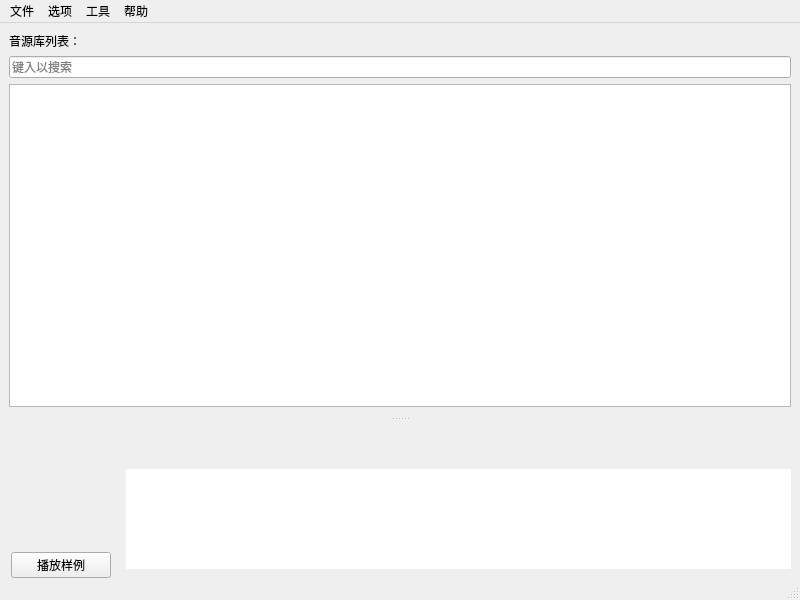
First picture: the form in VoiceBankUtils/voicebankmanagerwindow.ui, repository shine5402/VoicebankManager, before the edit.
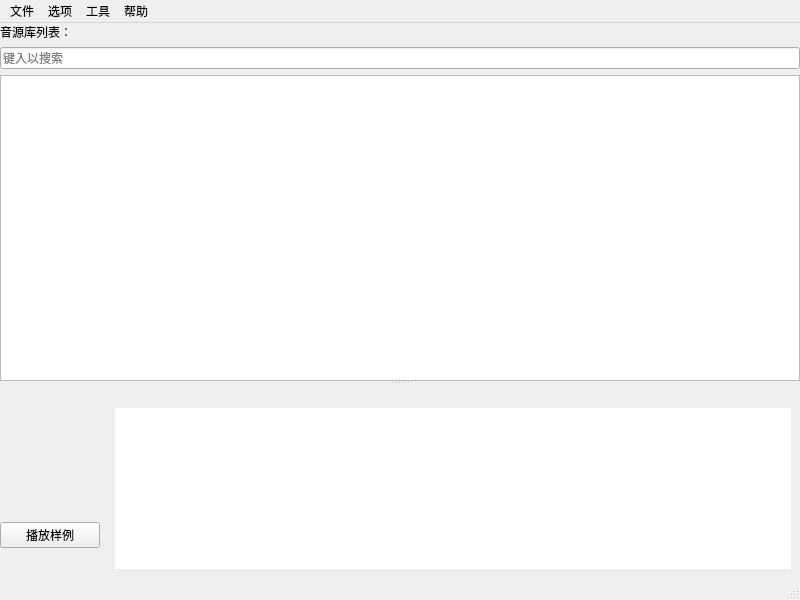
Second picture: the form after the edit.

Commit message: 使用分类器布局

The edit to the form file:
```diff
--- a/VoiceBankUtils/voicebankmanagerwindow.ui
+++ b/VoiceBankUtils/voicebankmanagerwindow.ui
@@ -14,60 +14,225 @@
    <string>音源管理器</string>
   </property>
   <widget class="QWidget" name="centralwidget">
-   <layout class="QGridLayout" name="gridLayout_2" rowstretch="0,0,0">
+   <layout class="QGridLayout" name="gridLayout_3">
+    <property name="leftMargin">
+     <number>0</number>
+    </property>
+    <property name="topMargin">
+     <number>0</number>
+    </property>
+    <property name="rightMargin">
+     <number>0</number>
+    </property>
+    <property name="bottomMargin">
+     <number>0</number>
+    </property>
     <item row="0" column="0">
-     <widget class="QLabel" name="voicebankListTitleLabel">
-      <property name="text">
-       <string>音源库列表：</string>
+     <widget class="QSplitter" name="splitter_2">
+      <property name="orientation">
+       <enum>Qt::Horizontal</enum>
       </property>
-     </widget>
-    </item>
-    <item row="2" column="0" colspan="2">
-     <widget class="QTableView" name="voiceBanksTableView">
-      <property name="contextMenuPolicy">
-       <enum>Qt::CustomContextMenu</enum>
-      </property>
-      <property name="selectionMode">
-       <enum>QAbstractItemView::SingleSelection</enum>
-      </property>
-      <property name="selectionBehavior">
-       <enum>QAbstractItemView::SelectRows</enum>
-      </property>
-      <property name="sortingEnabled">
-       <bool>true</bool>
-      </property>
-      <attribute name="horizontalHeaderDefaultSectionSize">
-       <number>200</number>
-      </attribute>
-      <attribute name="horizontalHeaderHighlightSections">
-       <bool>false</bool>
-      </attribute>
-      <attribute name="horizontalHeaderShowSortIndicator" stdset="0">
-       <bool>true</bool>
-      </attribute>
-      <attribute name="horizontalHeaderStretchLastSection">
-       <bool>true</bool>
-      </attribute>
-     </widget>
-    </item>
-    <item row="0" column="1">
-     <widget class="QLabel" name="voicebankCountLabel">
-      <property name="text">
-       <string/>
-      </property>
-      <property name="alignment">
-       <set>Qt::AlignRight|Qt::AlignTrailing|Qt::AlignVCenter</set>
-      </property>
-     </widget>
-    </item>
-    <item row="1" column="0" colspan="2">
-     <widget class="QLineEdit" name="searchLineEdit">
-      <property name="placeholderText">
-       <string>键入以搜索</string>
-      </property>
-      <property name="clearButtonEnabled">
-       <bool>true</bool>
-      </property>
+      <widget class="QSplitter" name="splitter">
+       <property name="orientation">
+        <enum>Qt::Vertical</enum>
+       </property>
+       <widget class="QWidget" name="voiceBankListWidget" native="true">
+        <layout class="QGridLayout" name="gridLayout_2">
+         <item row="0" column="0">
+          <widget class="QLabel" name="voicebankListTitleLabel">
+           <property name="text">
+            <string>音源库列表：</string>
+           </property>
+          </widget>
+         </item>
+         <item row="0" column="1">
+          <widget class="QLabel" name="voicebankCountLabel">
+           <property name="text">
+            <string/>
+           </property>
+           <property name="alignment">
+            <set>Qt::AlignRight|Qt::AlignTrailing|Qt::AlignVCenter</set>
+           </property>
+          </widget>
+         </item>
+         <item row="1" column="0" colspan="2">
+          <widget class="QLineEdit" name="searchLineEdit">
+           <property name="placeholderText">
+            <string>键入以搜索</string>
+           </property>
+           <property name="clearButtonEnabled">
+            <bool>true</bool>
+           </property>
+          </widget>
+         </item>
+         <item row="2" column="0" colspan="2">
+          <widget class="QTableView" name="voiceBanksTableView">
+           <property name="contextMenuPolicy">
+            <enum>Qt::CustomContextMenu</enum>
+           </property>
+           <property name="selectionMode">
+            <enum>QAbstractItemView::SingleSelection</enum>
+           </property>
+           <property name="selectionBehavior">
+            <enum>QAbstractItemView::SelectRows</enum>
+           </property>
+           <property name="sortingEnabled">
+            <bool>true</bool>
+           </property>
+           <attribute name="horizontalHeaderDefaultSectionSize">
+            <number>200</number>
+           </attribute>
+           <attribute name="horizontalHeaderHighlightSections">
+            <bool>false</bool>
+           </attribute>
+           <attribute name="horizontalHeaderShowSortIndicator" stdset="0">
+            <bool>true</bool>
+           </attribute>
+           <attribute name="horizontalHeaderStretchLastSection">
+            <bool>true</bool>
+           </attribute>
+          </widget>
+         </item>
+        </layout>
+       </widget>
+       <widget class="QWidget" name="voiceBankIconAndInformationWidget" native="true">
+        <layout class="QHBoxLayout" name="horizontalLayout">
+         <item>
+          <widget class="QWidget" name="voicebankIconWidget" native="true">
+           <property name="maximumSize">
+            <size>
+             <width>100</width>
+             <height>16777215</height>
+            </size>
+           </property>
+           <layout class="QVBoxLayout" name="voiceIconLayout">
+            <property name="leftMargin">
+             <number>0</number>
+            </property>
+            <property name="topMargin">
+             <number>0</number>
+            </property>
+            <property name="rightMargin">
+             <number>0</number>
+            </property>
+            <property name="bottomMargin">
+             <number>0</number>
+            </property>
+            <item>
+             <spacer name="verticalSpacer">
+              <property name="orientation">
+               <enum>Qt::Vertical</enum>
+              </property>
+              <property name="sizeHint" stdset="0">
+               <size>
+                <width>0</width>
+                <height>0</height>
+               </size>
+              </property>
+             </spacer>
+            </item>
+            <item>
+             <widget class="QLabel" name="voicebankImage">
+              <property name="sizePolicy">
+               <sizepolicy hsizetype="Fixed" vsizetype="Fixed">
+                <horstretch>0</horstretch>
+                <verstretch>0</verstretch>
+               </sizepolicy>
+              </property>
+              <property name="minimumSize">
+               <size>
+                <width>100</width>
+                <height>100</height>
+               </size>
+              </property>
+              <property name="maximumSize">
+               <size>
+                <width>100</width>
+                <height>100</height>
+               </size>
+              </property>
+              <property name="text">
+               <string/>
+              </property>
+             </widget>
+            </item>
+            <item>
+             <widget class="QPushButton" name="playSamplebutton">
+              <property name="enabled">
+               <bool>true</bool>
+              </property>
+              <property name="text">
+               <string>播放样例</string>
+              </property>
+             </widget>
+            </item>
+            <item>
+             <spacer name="verticalSpacer_2">
+              <property name="orientation">
+               <enum>Qt::Vertical</enum>
+              </property>
+              <property name="sizeHint" stdset="0">
+               <size>
+                <width>0</width>
+                <height>0</height>
+               </size>
+              </property>
+             </spacer>
+            </item>
+           </layout>
+          </widget>
+         </item>
+         <item>
+          <widget class="QWidget" name="voiceInformationWidget" native="true">
+           <property name="sizePolicy">
+            <sizepolicy hsizetype="Preferred" vsizetype="Preferred">
+             <horstretch>0</horstretch>
+             <verstretch>0</verstretch>
+            </sizepolicy>
+           </property>
+           <layout class="QVBoxLayout" name="verticalLayout_2" stretch="0,1">
+            <property name="topMargin">
+             <number>0</number>
+            </property>
+            <item>
+             <widget class="QLabel" name="voicebankNameLabel">
+              <property name="font">
+               <font>
+                <pointsize>11</pointsize>
+                <weight>75</weight>
+                <bold>true</bold>
+               </font>
+              </property>
+              <property name="text">
+               <string notr="true"/>
+              </property>
+              <property name="textInteractionFlags">
+               <set>Qt::LinksAccessibleByMouse|Qt::TextSelectableByMouse</set>
+              </property>
+             </widget>
+            </item>
+            <item>
+             <widget class="QTextBrowser" name="voicebankReadmeTextBrowser">
+              <property name="sizePolicy">
+               <sizepolicy hsizetype="Expanding" vsizetype="Ignored">
+                <horstretch>0</horstretch>
+                <verstretch>0</verstretch>
+               </sizepolicy>
+              </property>
+              <property name="focusPolicy">
+               <enum>Qt::ClickFocus</enum>
+              </property>
+              <property name="frameShape">
+               <enum>QFrame::NoFrame</enum>
+              </property>
+             </widget>
+            </item>
+           </layout>
+          </widget>
+         </item>
+        </layout>
+       </widget>
+      </widget>
      </widget>
     </item>
    </layout>
@@ -134,166 +299,6 @@
    <addaction name="menu_help"/>
   </widget>
   <widget class="QStatusBar" name="statusbar"/>
-  <widget class="QDockWidget" name="voiceBankBriefInfomationWidget">
-   <property name="features">
-    <set>QDockWidget::NoDockWidgetFeatures</set>
-   </property>
-   <property name="allowedAreas">
-    <set>Qt::BottomDockWidgetArea</set>
-   </property>
-   <attribute name="dockWidgetArea">
-    <number>8</number>
-   </attribute>
-   <widget class="QWidget" name="dockWidgetContents">
-    <layout class="QGridLayout" name="gridLayout">
-     <property name="leftMargin">
-      <number>11</number>
-     </property>
-     <property name="topMargin">
-      <number>5</number>
-     </property>
-     <property name="rightMargin">
-      <number>0</number>
-     </property>
-     <property name="bottomMargin">
-      <number>0</number>
-     </property>
-     <item row="0" column="0">
-      <widget class="QWidget" name="voicebankIconWidget" native="true">
-       <property name="maximumSize">
-        <size>
-         <width>100</width>
-         <height>16777215</height>
-        </size>
-       </property>
-       <layout class="QVBoxLayout" name="voiceIconLayout">
-        <property name="leftMargin">
-         <number>0</number>
-        </property>
-        <property name="topMargin">
-         <number>0</number>
-        </property>
-        <property name="rightMargin">
-         <number>0</number>
-        </property>
-        <property name="bottomMargin">
-         <number>0</number>
-        </property>
-        <item>
-         <spacer name="verticalSpacer">
-          <property name="orientation">
-           <enum>Qt::Vertical</enum>
-          </property>
-          <property name="sizeHint" stdset="0">
-           <size>
-            <width>0</width>
-            <height>0</height>
-           </size>
-          </property>
-         </spacer>
-        </item>
-        <item>
-         <widget class="QLabel" name="voicebankImage">
-          <property name="sizePolicy">
-           <sizepolicy hsizetype="Fixed" vsizetype="Fixed">
-            <horstretch>0</horstretch>
-            <verstretch>0</verstretch>
-           </sizepolicy>
-          </property>
-          <property name="minimumSize">
-           <size>
-            <width>100</width>
-            <height>100</height>
-           </size>
-          </property>
-          <property name="maximumSize">
-           <size>
-            <width>100</width>
-            <height>100</height>
-           </size>
-          </property>
-          <property name="text">
-           <string/>
-          </property>
-         </widget>
-        </item>
-        <item>
-         <widget class="QPushButton" name="playSamplebutton">
-          <property name="enabled">
-           <bool>true</bool>
-          </property>
-          <property name="text">
-           <string>播放样例</string>
-          </property>
-         </widget>
-        </item>
-        <item>
-         <spacer name="verticalSpacer_2">
-          <property name="orientation">
-           <enum>Qt::Vertical</enum>
-          </property>
-          <property name="sizeHint" stdset="0">
-           <size>
-            <width>0</width>
-            <height>0</height>
-           </size>
-          </property>
-         </spacer>
-        </item>
-       </layout>
-      </widget>
-     </item>
-     <item row="0" column="1">
-      <widget class="QWidget" name="voiceInformationWidget" native="true">
-       <property name="sizePolicy">
-        <sizepolicy hsizetype="Preferred" vsizetype="Preferred">
-         <horstretch>0</horstretch>
-         <verstretch>0</verstretch>
-        </sizepolicy>
-       </property>
-       <layout class="QVBoxLayout" name="verticalLayout_2" stretch="0,1">
-        <property name="topMargin">
-         <number>0</number>
-        </property>
-        <item>
-         <widget class="QLabel" name="voicebankNameLabel">
-          <property name="font">
-           <font>
-            <pointsize>11</pointsize>
-            <weight>75</weight>
-            <bold>true</bold>
-           </font>
-          </property>
-          <property name="text">
-           <string notr="true"/>
-          </property>
-          <property name="textInteractionFlags">
-           <set>Qt::LinksAccessibleByMouse|Qt::TextSelectableByMouse</set>
-          </property>
-         </widget>
-        </item>
-        <item>
-         <widget class="QTextBrowser" name="voicebankReadmeTextBrowser">
-          <property name="sizePolicy">
-           <sizepolicy hsizetype="Expanding" vsizetype="Ignored">
-            <horstretch>0</horstretch>
-            <verstretch>0</verstretch>
-           </sizepolicy>
-          </property>
-          <property name="focusPolicy">
-           <enum>Qt::ClickFocus</enum>
-          </property>
-          <property name="frameShape">
-           <enum>QFrame::NoFrame</enum>
-          </property>
-         </widget>
-        </item>
-       </layout>
-      </widget>
-     </item>
-    </layout>
-   </widget>
-  </widget>
   <action name="actionImport_VoiceBank">
    <property name="text">
     <string>导入音源库...</string>
```
The commit also changes 6 other files.
